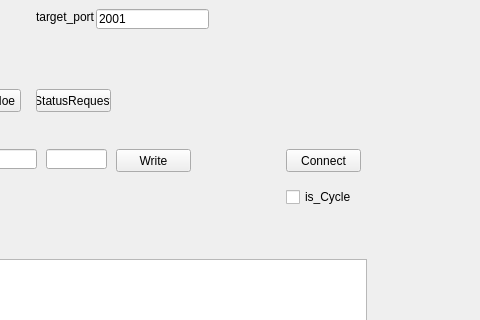
This is VectoeFDX_UI.ui in YEZZESDXHN/VectorFDX as Qt 5 draws it before an edit; both pictures show x 194 to 674 and y 81 to 401 of the 800 by 600 pixel window. The edited form follows.
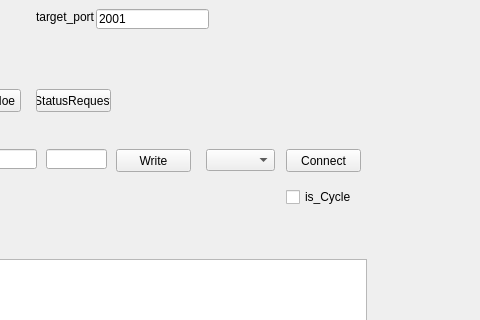
This is the edited form.

```diff
--- a/VectoeFDX_UI.ui
+++ b/VectoeFDX_UI.ui
@@ -249,6 +249,16 @@
      </rect>
     </property>
    </widget>
+   <widget class="QComboBox" name="comboBox_serialPorts">
+    <property name="geometry">
+     <rect>
+      <x>400</x>
+      <y>230</y>
+      <width>69</width>
+      <height>22</height>
+     </rect>
+    </property>
+   </widget>
   </widget>
   <widget class="QMenuBar" name="menubar">
    <property name="geometry">
```
Left out of the diff: 2 changed lines with no effect on the pictures.
